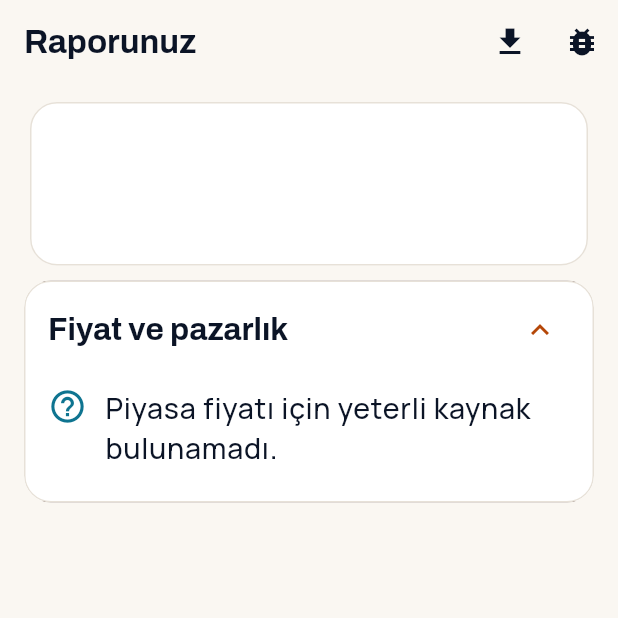
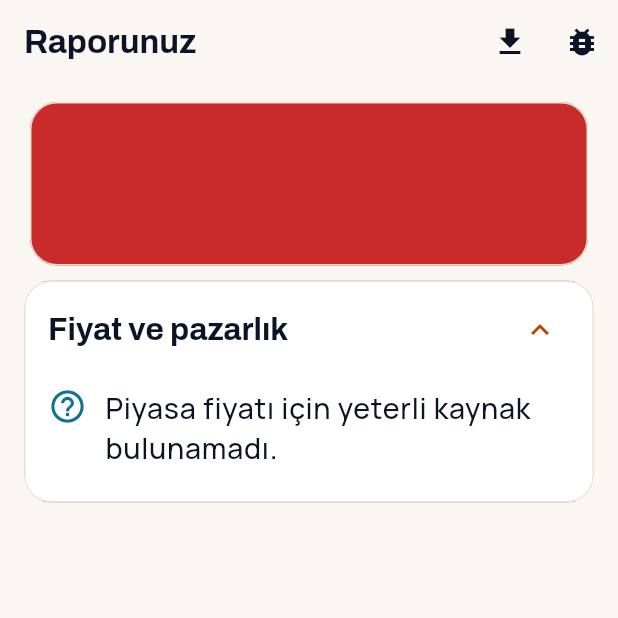
Before and after one commit to ozanirmak/ozanirmak.github.io, a Flutter app: the RaporEkrani screen opened directly with empty values, on a phone screen of 412 x 824 dp, the top half of it. Run offline on Flutter 3.47's test engine with Material 3 defaults, Android fonts, the phone set to English and light mode, and no system bars; our stand-ins replace file_picker, image_picker, share_plus, shared_preferences, web; missing offline and left inert: dart:js_interop, fetch_client; accounts and stored records are empty.

Commit message:
Derleme hatasi duzeltildi
Co-Authored-By: Claude Sonnet 5.5 <noreply@anthropic.com>
Claude-Session: https://claude.ai/code/session_01G6RFBiaB1Acgf1VHXEzESF

```diff
--- a/ekspertiz-kaynak/lib/screens/rapor_ekrani.dart
+++ b/ekspertiz-kaynak/lib/screens/rapor_ekrani.dart
@@ -103,7 +103,7 @@ class _RaporEkraniState extends State<RaporEkrani> {
           children: [
             if (r.sahtelikVar) _SahtelikKarti(rapor: r),
             Card(
-              color: etiketRengi(r.etiket),
+              color: RaporEkrani.etiketRengi(r.etiket),
               child: Padding(
                 padding: const EdgeInsets.all(20),
                 child: Column(crossAxisAlignment: CrossAxisAlignment.start, children: [
```
